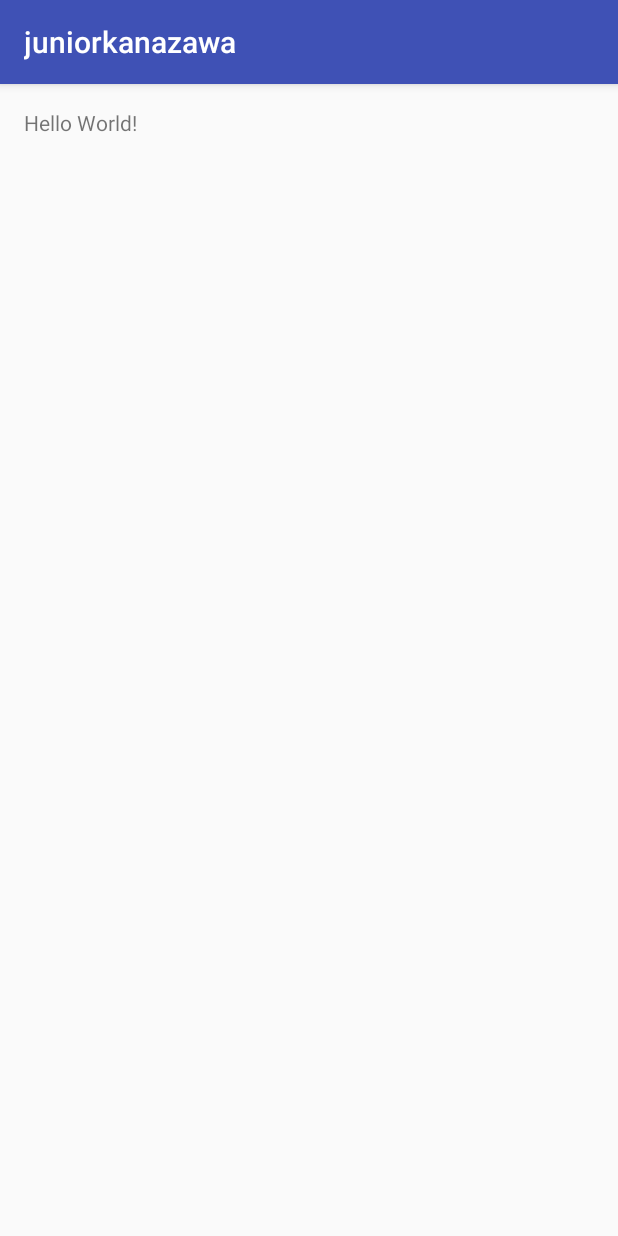
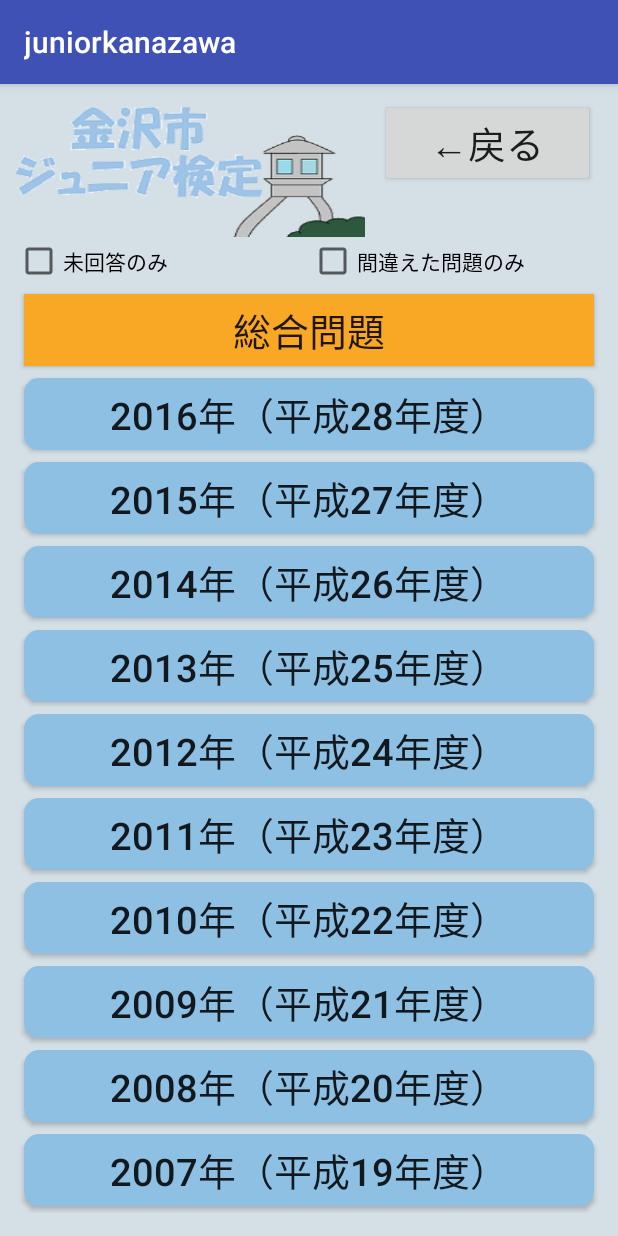
Before and after one commit to kiesproject/android-kanazawa-2016, an Android app: the screen it shows after launch (MainActivity), on a phone screen of 412 x 824 dp. Run offline under Robolectric (Android 15) with nearby library versions, the phone set to English and light mode, and no system bars.

Commit message:
choice_quzのレイアウト作成

```diff
--- a/juniorkanazawa/app/src/main/java/com/higamasa/juniorkanazawa/MainActivity.java
+++ b/juniorkanazawa/app/src/main/java/com/higamasa/juniorkanazawa/MainActivity.java
@@ -9,7 +9,7 @@ public class MainActivity extends AppCompatActivity {
 	@Override
 	protected void onCreate(Bundle savedInstanceState) {
 		super.onCreate(savedInstanceState);
-		setContentView(R.layout.activity_main);
+		setContentView(R.layout.choice_quiz);
 	}
 
 	public void onButton(View view){
--- a/juniorkanazawa/app/src/main/java/com/higamasa/juniorkanazawa/QuizActivity.java
+++ b/juniorkanazawa/app/src/main/java/com/higamasa/juniorkanazawa/QuizActivity.java
@@ -13,7 +13,7 @@ public class QuizActivity extends AppCompatActivity {
 	@Override
 	protected void onCreate(Bundle savedInstanceState) {
 		super.onCreate(savedInstanceState);
-		setContentView(R.layout.activity_main);
+		setContentView(R.layout.choice_quiz);
 
 
 	}
--- /dev/null
+++ b/juniorkanazawa/app/src/main/res/drawable/feedback_button.xml
@@ -0,0 +1,46 @@
+<?xml version="1.0" encoding="utf-8"?>
+<selector xmlns:android="http://schemas.android.com/apk/res/android">
+
+    <item android:state_pressed="true">
+        <shape android:shape="rectangle">
+            <corners
+                android:topRightRadius="10dp"
+                android:bottomRightRadius="10dp"
+                android:bottomLeftRadius="10dp"
+                android:topLeftRadius="10dp"
+                />
+            <solid
+                android:color="#c0c0c0"
+                />
+        </shape>
+    </item>
+
+    <item android:state_focused="true">
+        <shape android:shape="rectangle">
+            <corners
+                android:topRightRadius="10dp"
+                android:bottomRightRadius="10dp"
+                android:bottomLeftRadius="10dp"
+                android:topLeftRadius="10dp"
+                />
+            <solid
+                android:color="#d3d3d3"
+                />
+        </shape>
+    </item>
+
+    <item>
+        <shape android:shape="rectangle">
+            <corners
+                android:topRightRadius="10dp"
+                android:bottomRightRadius="10dp"
+                android:bottomLeftRadius="10dp"
+                android:topLeftRadius="10dp"
+                />
+            <solid
+                android:color="#d3d3d3"
+                />
+        </shape>
+    </item>
+
+</selector>
--- /dev/null
+++ b/juniorkanazawa/app/src/main/res/drawable/grid.xml
@@ -0,0 +1,8 @@
+<?xml version="1.0" encoding="utf-8"?>
+
+<shape xmlns:android="http://schemas.android.com/apk/res/android">
+    <stroke android:width="3dp" android:color="#9baec8" />
+    <padding android:left="2dp" android:top="2dp"
+        android:right="2dp" android:bottom="2dp" />
+    <corners android:radius="2dp" />
+</shape>
--- /dev/null
+++ b/juniorkanazawa/app/src/main/res/drawable/round_button.xml
@@ -0,0 +1,18 @@
+<?xml version="1.0" encoding="utf-8"?>
+<selector xmlns:android="http://schemas.android.com/apk/res/android">
+    <item>
+
+        <shape android:shape="rectangle">
+            <corners
+                android:topRightRadius="10dp"
+                android:bottomRightRadius="10dp"
+                android:bottomLeftRadius="10dp"
+                android:topLeftRadius="10dp"
+                />
+            <solid
+                android:color="#8EC0E4"
+                />
+        </shape>
+    </item>
+
+</selector>
--- a/juniorkanazawa/app/src/main/res/layout/activity_main.xml
+++ /dev/null
@@ -1,18 +0,0 @@
-<?xml version="1.0" encoding="utf-8"?>
-<RelativeLayout
-    xmlns:android="http://schemas.android.com/apk/res/android"
-    xmlns:tools="http://schemas.android.com/tools"
-    android:id="@+id/activity_main"
-    android:layout_width="match_parent"
-    android:layout_height="match_parent"
-    android:paddingBottom="@dimen/activity_vertical_margin"
-    android:paddingLeft="@dimen/activity_horizontal_margin"
-    android:paddingRight="@dimen/activity_horizontal_margin"
-    android:paddingTop="@dimen/activity_vertical_margin"
-    tools:context="com.higamasa.juniorkanazawa.MainActivity">
-
-    <TextView
-        android:layout_width="wrap_content"
-        android:layout_height="wrap_content"
-        android:text="Hello World!"/>
-</RelativeLayout>
--- /dev/null
+++ b/juniorkanazawa/app/src/main/res/layout/choice_quiz.xml
@@ -0,0 +1,185 @@
+<?xml version="1.0" encoding="utf-8"?>
+
+<ScrollView xmlns:android="http://schemas.android.com/apk/res/android"
+    xmlns:tools="http://schemas.android.com/tools"
+    android:id="@+id/activity_main"
+    android:layout_width="match_parent"
+    android:layout_height="match_parent"
+    android:paddingBottom="15dp"
+    android:paddingLeft="10dp"
+    android:paddingRight="10dp"
+    android:paddingTop="10dp"
+    tools:context="com.higamasa.juniorkanazawa.QuizChoice"
+    android:background="#D4DFE6">
+
+    <LinearLayout
+        android:orientation="vertical"
+        android:layout_width="match_parent"
+        android:layout_height="wrap_content"
+        android:layout_weight="1"
+        android:layout_alignParentTop="true"
+        android:layout_alignParentStart="true">
+
+        <LinearLayout
+            android:orientation="horizontal"
+            android:layout_width="match_parent"
+            android:layout_height="match_parent">
+
+            <ImageView
+                android:layout_width="233dp"
+                android:layout_height="92dp"
+                android:src="@drawable/kanazawa_logo"
+                android:scaleType="fitXY"/>
+
+            <Button
+                android:text="←戻る"
+                android:textSize="25dp"
+                android:layout_width="wrap_content"
+                android:layout_height="wrap_content"
+                android:id="@+id/button"
+                android:layout_marginLeft="10dp"
+                android:layout_marginRight="5dp"
+                android:layout_weight="0.42" />
+
+        </LinearLayout>
+
+        <LinearLayout
+            android:orientation="horizontal"
+            android:layout_width="match_parent"
+            android:layout_height="match_parent">
+
+            <CheckBox
+                android:text="未回答のみ"
+                android:layout_width="match_parent"
+                android:layout_height="wrap_content"
+                android:id="@+id/checkBox4"
+                android:layout_weight="1" />
+
+            <CheckBox
+                android:text="間違えた問題のみ"
+                android:layout_width="match_parent"
+                android:layout_height="wrap_content"
+                android:id="@+id/checkBox3"
+                android:layout_weight="1" />
+
+        </LinearLayout>
+
+        <LinearLayout
+            android:orientation="vertical"
+            android:layout_width="match_parent"
+            android:layout_height="wrap_content"
+            android:layout_margin="2dp">
+
+            <Button
+                android:text="総合問題"
+                android:textSize="25dp"
+                android:layout_width="match_parent"
+                android:layout_height="wrap_content"
+                android:id="@+id/sougou"
+                android:background="#f9a825"
+                android:layout_margin="4dp" />
+
+            <Button
+                android:text="2016年（平成28年度）"
+                android:textSize="25dp"
+                android:layout_width="match_parent"
+                android:layout_height="wrap_content"
+                android:id="@+id/button6"
+                android:background="@drawable/round_button"
+                android:layout_margin="4dp" />
+
+            <Button
+                android:text="2015年（平成27年度）"
+                android:textSize="25dp"
+                android:layout_width="match_parent"
+                android:layout_height="wrap_content"
+                android:id="@+id/button5"
+                android:background="@drawable/round_button"
+                android:layout_margin="4dp" />
+
+            <Button
+                android:text="2014年（平成26年度）"
+                android:textSize="25dp"
+                android:layout_width="match_parent"
+                android:layout_height="wrap_content"
+                android:id="@+id/button8"
+                android:background="@drawable/round_button"
+                android:layout_margin="4dp" />
+
+            <Button
+                android:text="2013年（平成25年度）"
+                android:textSize="25dp"
+                android:layout_width="match_parent"
+                android:layout_height="wrap_content"
+                android:id="@+id/button9"
+                android:background="@drawable/round_button"
+                android:layout_margin="4dp" />
+
+            <Button
+                android:text="2012年（平成24年度）"
+                android:textSize="25dp"
+                android:layout_width="match_parent"
+                android:layout_height="wrap_content"
+                android:id="@+id/button10"
+                android:background="@drawable/round_button"
+                android:layout_margin="4dp" />
+
+            <Button
+                android:text="2011年（平成23年度）"
+                android:textSize="25dp"
+                android:layout_width="match_parent"
+                android:layout_height="wrap_content"
+                android:id="@+id/button11"
+                android:background="@drawable/round_button"
+                android:layout_margin="4dp" />
+
+            <Button
+                android:text="2010年（平成22年度）"
+                android:textSize="25dp"
+                android:layout_width="match_parent"
+                android:layout_height="wrap_content"
+                android:id="@+id/button12"
+                android:background="@drawable/round_button"
+                android:layout_margin="4dp" />
+
+            <Button
+                android:text="2009年（平成21年度）"
+                android:textSize="25dp"
+                android:layout_width="match_parent"
+                android:layout_height="wrap_content"
+                android:id="@+id/button13"
+                android:background="@drawable/round_button"
+                android:layout_margin="4dp" />
+
+            <Button
+                android:text="2008年（平成20年度）"
+                android:textSize="25dp"
+                android:layout_width="match_parent"
+                android:layout_height="wrap_content"
+                android:id="@+id/button14"
+                android:background="@drawable/round_button"
+                android:layout_margin="4dp" />
+
+            <Button
+                android:text="2007年（平成19年度）"
+                android:textSize="25dp"
+                android:layout_width="match_parent"
+                android:layout_height="wrap_content"
+                android:id="@+id/button15"
+                android:background="@drawable/round_button"
+                android:layout_margin="4dp" />
+
+            <Button
+                android:text="2006年（平成18年度）"
+                android:textSize="25dp"
+                android:layout_width="match_parent"
+                android:layout_height="wrap_content"
+                android:id="@+id/button16"
+                android:background="@drawable/round_button"
+                android:layout_margin="4dp" />
+
+        </LinearLayout>
+
+    </LinearLayout>
+
+</ScrollView>
```
Also changed, not shown: juniorkanazawa/app/src/main/res/drawable/kanazawa_logo.png (added).
